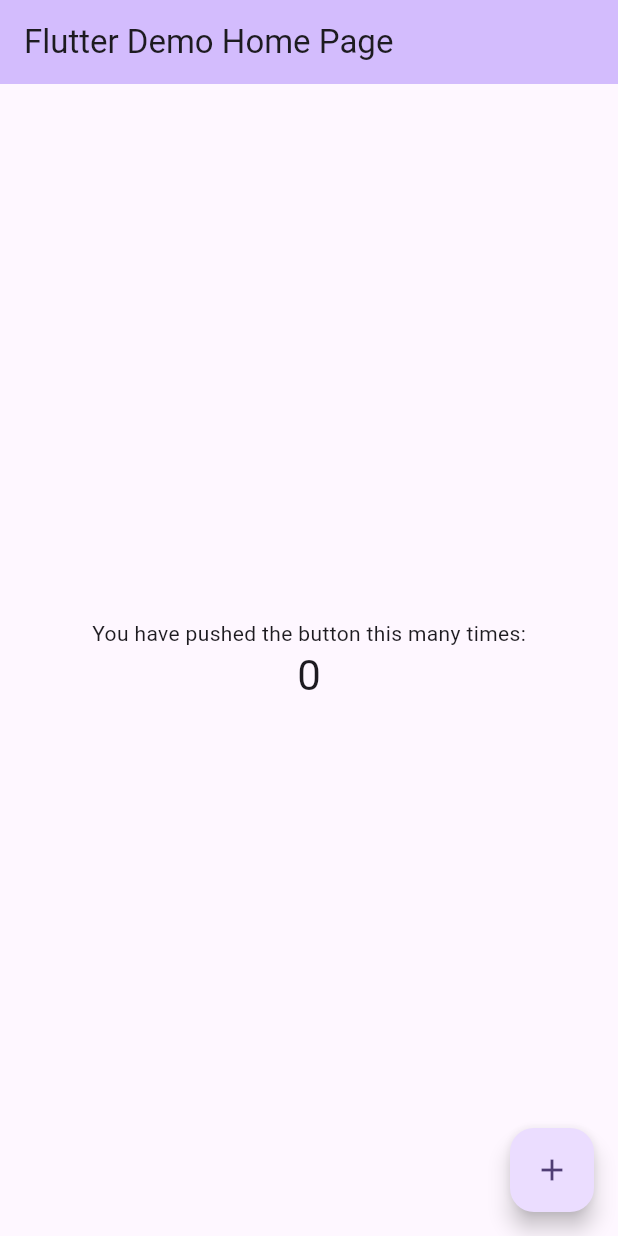
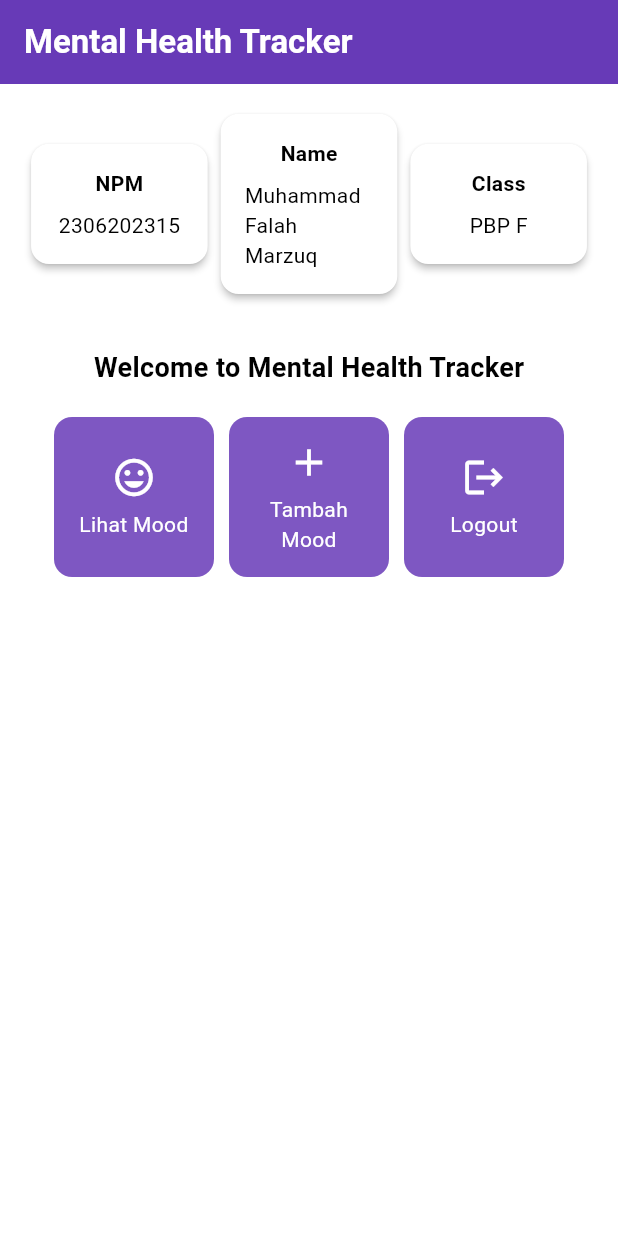
Before and after one commit to falahMarzuq/mental-health-tracker-mobile, a Flutter app: the screen it shows after launch, on a phone screen of 412 x 824 dp. Run offline on Flutter 3.47's test engine with Material 3 defaults, Android fonts, the phone set to English and light mode, and no system bars.

Commit message:
tutorial 6 selesai

```diff
--- a/lib/main.dart
+++ b/lib/main.dart
@@ -1,4 +1,5 @@
 import 'package:flutter/material.dart';
+import 'package:mental_health_tracker/menu.dart';
 
 void main() {
   runApp(const MyApp());
@@ -28,98 +29,12 @@ class MyApp extends StatelessWidget {
         //
         // This works for code too, not just values: Most code changes can be
         // tested with just a hot reload.
-        colorScheme: ColorScheme.fromSeed(seedColor: Colors.deepPurple),
+         colorScheme: ColorScheme.fromSwatch(
+                          primarySwatch: Colors.deepPurple,
+                      ).copyWith(secondary: Colors.deepPurple[400]),
         useMaterial3: true,
       ),
-      home: const MyHomePage(title: 'Flutter Demo Home Page'),
+      home: MyHomePage(),
     );
   }
 }
-
-class MyHomePage extends StatefulWidget {
-  const MyHomePage({super.key, required this.title});
-
-  // This widget is the home page of your application. It is stateful, meaning
-  // that it has a State object (defined below) that contains fields that affect
-  // how it looks.
-
-  // This class is the configuration for the state. It holds the values (in this
-  // case the title) provided by the parent (in this case the App widget) and
-  // used by the build method of the State. Fields in a Widget subclass are
-  // always marked "final".
-
-  final String title;
-
-  @override
-  State<MyHomePage> createState() => _MyHomePageState();
-}
-
-class _MyHomePageState extends State<MyHomePage> {
-  int _counter = 0;
-
-  void _incrementCounter() {
-    setState(() {
-      // This call to setState tells the Flutter framework that something has
-      // changed in this State, which causes it to rerun the build method below
-      // so that the display can reflect the updated values. If we changed
-      // _counter without calling setState(), then the build method would not be
-      // called again, and so nothing would appear to happen.
-      _counter++;
-    });
-  }
-
-  @override
-  Widget build(BuildContext context) {
-    // This method is rerun every time setState is called, for instance as done
-    // by the _incrementCounter method above.
-    //
-    // The Flutter framework has been optimized to make rerunning build methods
-    // fast, so that you can just rebuild anything that needs updating rather
-    // than having to individually change instances of widgets.
-    return Scaffold(
-      appBar: AppBar(
-        // TRY THIS: Try changing the color here to a specific color (to
-        // Colors.amber, perhaps?) and trigger a hot reload to see the AppBar
-        // change color while the other colors stay the same.
-        backgroundColor: Theme.of(context).colorScheme.inversePrimary,
-        // Here we take the value from the MyHomePage object that was created by
-        // the App.build method, and use it to set our appbar title.
-        title: Text(widget.title),
-      ),
-      body: Center(
-        // Center is a layout widget. It takes a single child and positions it
-        // in the middle of the parent.
-        child: Column(
-          // Column is also a layout widget. It takes a list of children and
-          // arranges them vertically. By default, it sizes itself to fit its
-          // children horizontally, and tries to be as tall as its parent.
-          //
-          // Column has various properties to control how it sizes itself and
-          // how it positions its children. Here we use mainAxisAlignment to
-          // center the children vertically; the main axis here is the vertical
-          // axis because Columns are vertical (the cross axis would be
-          // horizontal).
-          //
-          // TRY THIS: Invoke "debug painting" (choose the "Toggle Debug Paint"
-          // action in the IDE, or press "p" in the console), to see the
-          // wireframe for each widget.
-          mainAxisAlignment: MainAxisAlignment.center,
-          children: <Widget>[
-            const Text(
-              'You have pushed the button this many times:',
-            ),
-            Text(
-              '$_counter',
-              style: Theme.of(context).textTheme.headlineMedium,
-            ),
-          ],
-        ),
-      ),
-      floatingActionButton: FloatingActionButton(
-        onPressed: _incrementCounter,
-        tooltip: 'Increment',
-        child: const Icon(Icons.add),
-      ), // This trailing comma makes auto-formatting nicer for build methods.
-    );
-  }
-}
--- /dev/null
+++ b/lib/menu.dart
@@ -0,0 +1,187 @@
+import 'package:flutter/material.dart';
+
+class MyHomePage extends StatelessWidget {
+  final String npm = '2306202315'; // NPM
+  final String name = 'Muhammad Falah Marzuq'; // Nama
+  final String className = 'PBP F'; // Kelas
+  final List<ItemHomepage> items = [
+         ItemHomepage("Lihat Mood", Icons.mood),
+         ItemHomepage("Tambah Mood", Icons.add),
+         ItemHomepage("Logout", Icons.logout),
+  ];
+
+  MyHomePage({super.key});
+
+    @override
+  Widget build(BuildContext context) {
+    // Scaffold menyediakan struktur dasar halaman dengan AppBar dan body.
+    return Scaffold(
+      // AppBar adalah bagian atas halaman yang menampilkan judul.
+      appBar: AppBar(
+        // Judul aplikasi "Mental Health Tracker" dengan teks putih dan tebal.
+        title: const Text(
+          'Mental Health Tracker',
+          style: TextStyle(
+            color: Colors.white,
+            fontWeight: FontWeight.bold,
+          ),
+        ),
+        // Warna latar belakang AppBar diambil dari skema warna tema aplikasi.
+        backgroundColor: Theme.of(context).colorScheme.primary,
+      ),
+      // Body halaman dengan padding di sekelilingnya.
+      body: Padding(
+        padding: const EdgeInsets.all(16.0),
+        // Menyusun widget secara vertikal dalam sebuah kolom.
+        child: Column(
+          crossAxisAlignment: CrossAxisAlignment.center,
+          children: [
+            // Row untuk menampilkan 3 InfoCard secara horizontal.
+            Row(
+              mainAxisAlignment: MainAxisAlignment.spaceEvenly,
+              children: [
+                InfoCard(title: 'NPM', content: npm),
+                InfoCard(title: 'Name', content: name),
+                InfoCard(title: 'Class', content: className),
+              ],
+            ),
+
+            // Memberikan jarak vertikal 16 unit.
+            const SizedBox(height: 16.0),
+
+            // Menempatkan widget berikutnya di tengah halaman.
+            Center(
+              child: Column(
+                // Menyusun teks dan grid item secara vertikal.
+
+                children: [
+                  // Menampilkan teks sambutan dengan gaya tebal dan ukuran 18.
+                  const Padding(
+                    padding: EdgeInsets.only(top: 16.0),
+                    child: Text(
+                      'Welcome to Mental Health Tracker',
+                      style: TextStyle(
+                        fontWeight: FontWeight.bold,
+                        fontSize: 18.0,
+                      ),
+                    ),
+                  ),
+
+                  // Grid untuk menampilkan ItemCard dalam bentuk grid 3 kolom.
+                  GridView.count(
+                    primary: true,
+                    padding: const EdgeInsets.all(20),
+                    crossAxisSpacing: 10,
+                    mainAxisSpacing: 10,
+                    crossAxisCount: 3,
+                    // Agar grid menyesuaikan tinggi kontennya.
+                    shrinkWrap: true,
+
+                    // Menampilkan ItemCard untuk setiap item dalam list items.
+                    children: items.map((ItemHomepage item) {
+                      return ItemCard(item);
+                    }).toList(),
+                  ),
+                ],
+              ),
+            ),
+          ],
+        ),
+      ),
+    );
+  }
+}
+
+class InfoCard extends StatelessWidget {
+  // Kartu informasi yang menampilkan title dan content.
+
+  final String title;  // Judul kartu.
+  final String content;  // Isi kartu.
+
+  const InfoCard({super.key, required this.title, required this.content});
+
+  @override
+  Widget build(BuildContext context) {
+    return Card(
+      // Membuat kotak kartu dengan bayangan dibawahnya.
+      elevation: 2.0,
+      child: Container(
+        // Mengatur ukuran dan jarak di dalam kartu.
+        width: MediaQuery.of(context).size.width / 3.5, // menyesuaikan dengan lebar device yang digunakan.
+        padding: const EdgeInsets.all(16.0),
+        // Menyusun title dan content secara vertikal.
+        child: Column(
+          children: [
+            Text(
+              title,
+              style: const TextStyle(fontWeight: FontWeight.bold),
+            ),
+            const SizedBox(height: 8.0),
+            Text(content),
+          ],
+        ),
+      ),
+    );
+  }
+}
+
+class ItemHomepage {
+     final String name;
+     final IconData icon;
+
+     ItemHomepage(this.name, this.icon);
+ }
+
+class ItemCard extends StatelessWidget {
+  // Menampilkan kartu dengan ikon dan nama.
+
+  final ItemHomepage item;
+
+  const ItemCard(this.item, {super.key});
+
+  @override
+  Widget build(BuildContext context) {
+    return Material(
+      // Menentukan warna latar belakang dari tema aplikasi.
+      color: Theme.of(context).colorScheme.secondary,
+      // Membuat sudut kartu melengkung.
+      borderRadius: BorderRadius.circular(12),
+
+      child: InkWell(
+        // Aksi ketika kartu ditekan.
+        onTap: () {
+          // Menampilkan pesan SnackBar saat kartu ditekan.
+          ScaffoldMessenger.of(context)
+            ..hideCurrentSnackBar()
+            ..showSnackBar(
+              SnackBar(content: Text("Kamu telah menekan tombol ${item.name}!"))
+            );
+        },
+        // Container untuk menyimpan Icon dan Text
+        child: Container(
+          padding: const EdgeInsets.all(8),
+          child: Center(
+            child: Column(
+              // Menyusun ikon dan teks di tengah kartu.
+              mainAxisAlignment: MainAxisAlignment.center,
+              children: [
+                Icon(
+                  item.icon,
+                  color: Colors.white,
+                  size: 30.0,
+                ),
+                const Padding(padding: EdgeInsets.all(3)),
+                Text(
+                  item.name,
+                  textAlign: TextAlign.center,
+                  style: const TextStyle(color: Colors.white),
+                ),
+              ],
+            ),
+          ),
+        ),
+      ),
+    );
+  }
+
+}
```
